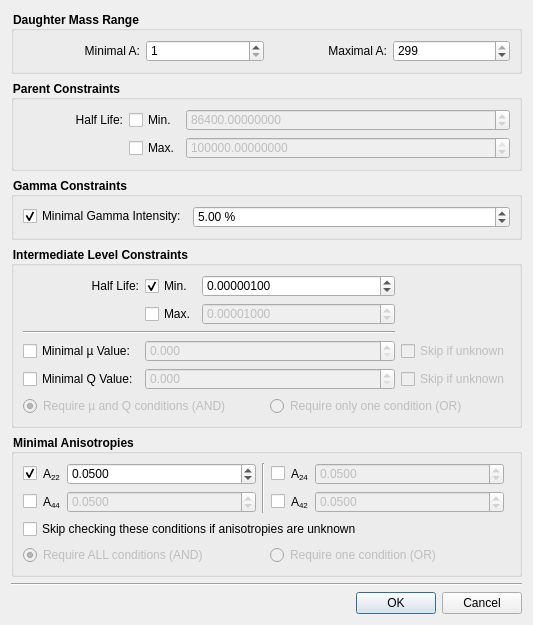
ferdymercury/nuclei, file trunk/SearchDialog.ui: the form before one commit.
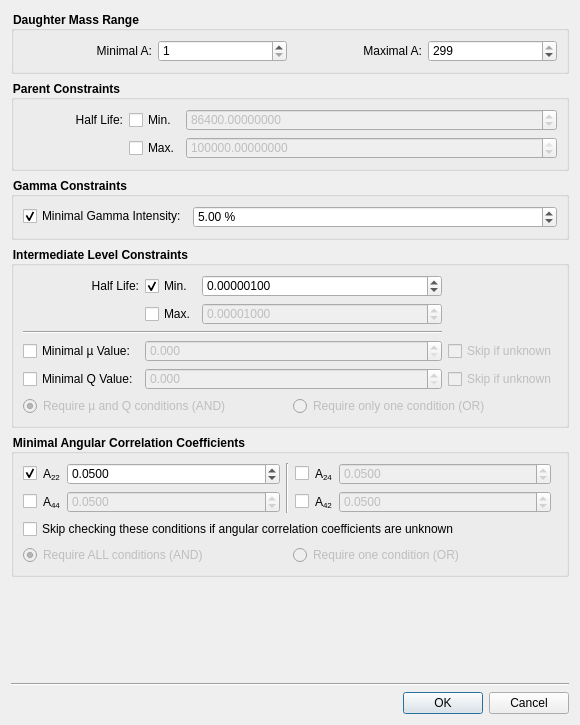
The form after the commit. Icons and pictures are not drawn. Custom widgets are drawn as their Qt base class.

Commit message: Changed "anisotropy" to "angular correlation coefficient" in labels and text output

The edit to the form file:
```diff
--- a/trunk/SearchDialog.ui
+++ b/trunk/SearchDialog.ui
@@ -6,8 +6,8 @@
    <rect>
     <x>0</x>
     <y>0</y>
-    <width>533</width>
-    <height>584</height>
+    <width>580</width>
+    <height>725</height>
    </rect>
   </property>
   <property name="windowTitle">
@@ -387,7 +387,7 @@
    <item>
     <widget class="QGroupBox" name="anisotropyGroupBox">
      <property name="title">
-      <string>Minimal Anisotropies</string>
+      <string>Minimal Angular Correlation Coefficients</string>
      </property>
      <layout class="QGridLayout" name="gridLayout_3">
       <item row="1" column="6">
@@ -510,7 +510,7 @@
          <string>If δ or spin values are unknown and this box is checked the cascades will be added to the search results despite it is not possible to test the A&lt;sub&gt;kk&lt;/sub&gt; constraints.</string>
         </property>
         <property name="text">
-         <string>Skip checking these conditions if anisotropies are unknown</string>
+         <string>Skip checking these conditions if angular correlation coefficients are unknown</string>
         </property>
        </widget>
       </item>
```
Left out of the diff: 4 changed lines with no effect on the pictures. The commit also changes 4 other files.
